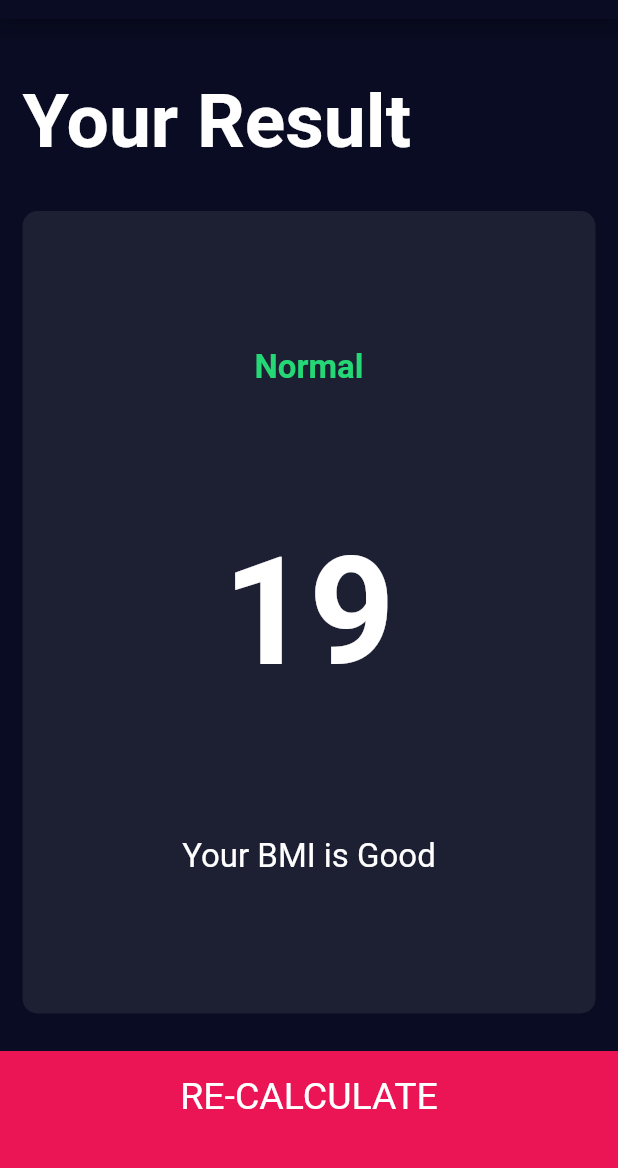
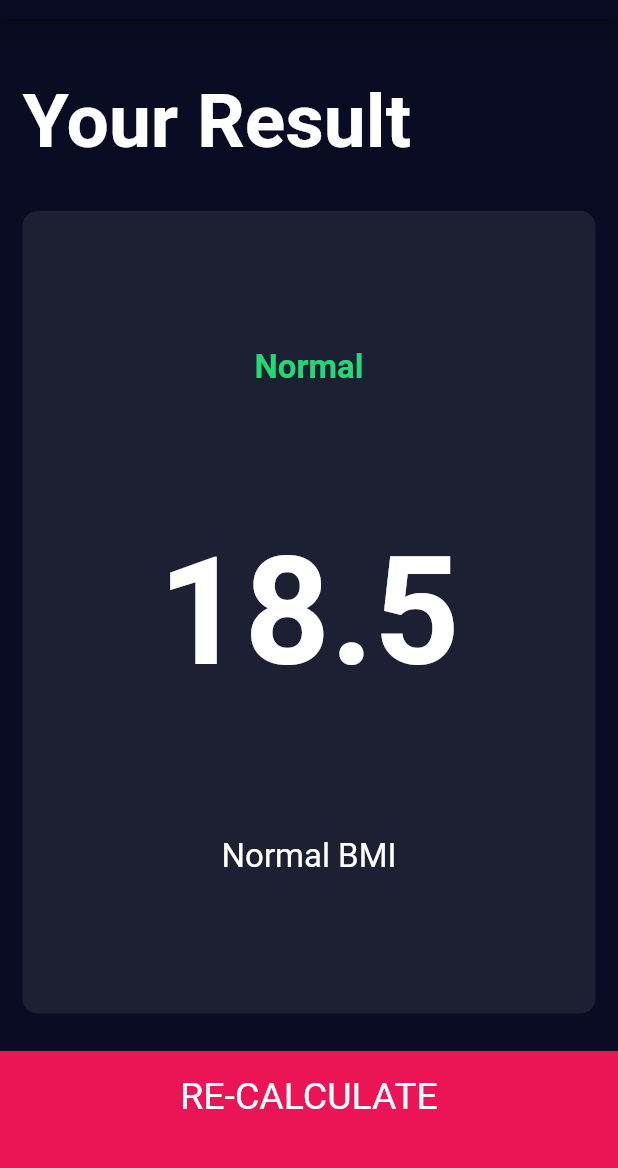
Before and after one commit to Singh-Shivani/BMI-Calculator, a Flutter app: the screen it shows after launch, after a tap on "CALCULATE", on a phone screen of 412 x 824 dp, the part 65-1233 px from its top. Run offline on Flutter 3.47's test engine with Material 2 defaults, Android fonts, the phone set to English and light mode, and no system bars; our stand-ins replace font_awesome_flutter.

Commit message:
All done

```diff
--- a/lib/components/calculator_brain.dart
+++ b/lib/components/calculator_brain.dart
@@ -1 +1,37 @@
-import 'package:flutter/material.dart';
+import 'dart:math';
+
+import 'package:flutter/cupertino.dart';
+
+class CalculatorBrain {
+  CalculatorBrain({@required this.weight, @required this.height});
+
+  final int height;
+  final int weight;
+
+  double _bmi;
+
+  String calculateBmi() {
+    _bmi = weight / pow(height / 100, 2);
+    return _bmi.toStringAsFixed(1);
+  }
+
+  String getResult() {
+    if (_bmi >= 25) {
+      return 'Overweight';
+    } else if (_bmi > 18.5) {
+      return 'Normal';
+    } else {
+      return 'UnderWeight';
+    }
+  }
+
+  String getInterpretation() {
+    if (_bmi >= 25) {
+      return 'Higher BMI';
+    } else if (_bmi > 18.5) {
+      return 'Normal BMI';
+    } else {
+      return 'Eat More';
+    }
+  }
+}
--- a/lib/main.dart
+++ b/lib/main.dart
@@ -7,6 +7,7 @@ class BMICalculator extends StatelessWidget {
   @override
   Widget build(BuildContext context) {
     return MaterialApp(
+      debugShowCheckedModeBanner: false,
       theme: ThemeData.dark().copyWith(
         scaffoldBackgroundColor: Color.fromRGBO(9, 12, 34, 1),
         primaryColor: Color.fromRGBO(9, 12, 34, 1),
--- a/lib/screens/input_page.dart
+++ b/lib/screens/input_page.dart
@@ -8,6 +8,7 @@ import '../components/constants.dart';
 import 'results_page.dart';
 import '../components/bottom_button.dart';
 import '../components/round_icon_button.dart';
+import '../components/calculator_brain.dart';
 
 enum Gender {
   male,
@@ -217,15 +218,22 @@ class _InputPageState extends State<InputPage> {
             ),
           ),
           BottomButton(
+            buttonTitle: 'CALCULATE',
             onTap: () {
+              CalculatorBrain calc =
+                  CalculatorBrain(weight: weight, height: height);
+
               Navigator.push(
                 context,
                 MaterialPageRoute(
-                  builder: (context) => ResultsPage(),
+                  builder: (context) => ResultsPage(
+                    bmiResult: calc.calculateBmi(),
+                    resultText: calc.getResult(),
+                    interpretation: calc.getInterpretation(),
+                  ),
                 ),
               );
             },
-            buttonTitle: 'CALCULATE',
           ),
         ],
       ),
--- a/lib/screens/results_page.dart
+++ b/lib/screens/results_page.dart
@@ -7,6 +7,15 @@ import 'input_page.dart';
 import '../components/bottom_button.dart';
 
 class ResultsPage extends StatelessWidget {
+  ResultsPage(
+      {@required this.bmiResult,
+      @required this.resultText,
+      @required this.interpretation});
+
+  final String bmiResult;
+  final String resultText;
+  final String interpretation;
+
   @override
   Widget build(BuildContext context) {
     return Scaffold(
@@ -36,15 +45,15 @@ class ResultsPage extends StatelessWidget {
                 crossAxisAlignment: CrossAxisAlignment.center,
                 children: <Widget>[
                   Text(
-                    'Normal',
+                    resultText,
                     style: kResultTextStyle,
                   ),
                   Text(
-                    '19',
+                    bmiResult,
                     style: kBmiResult,
                   ),
                   Text(
-                    'Your BMI is Good',
+                    interpretation,
                     style: kBmiBodyText,
                   )
                 ],
```
